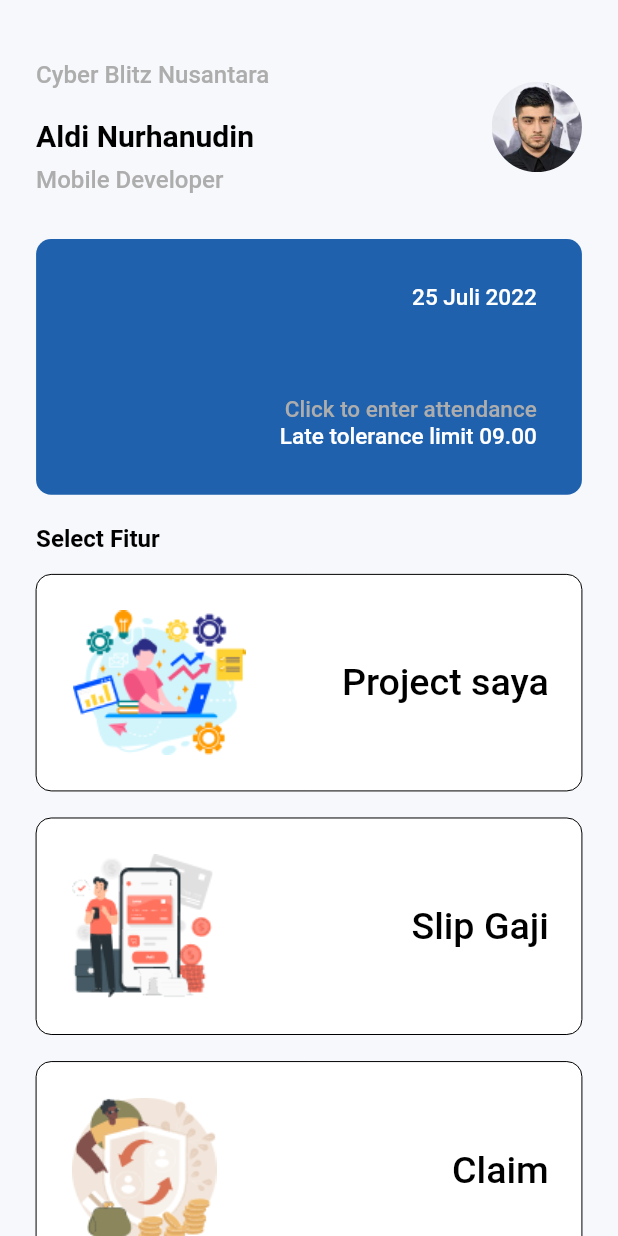
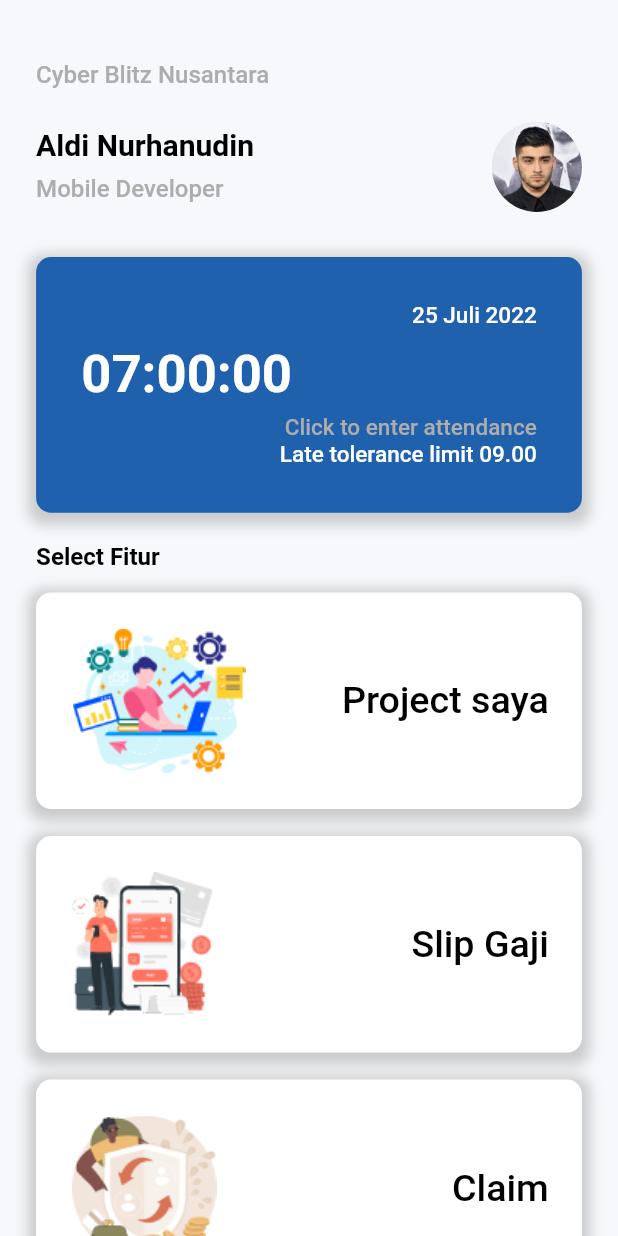
Before and after one commit to aldinurhanudin/Hccapp, a Flutter app: the HomePage screen opened directly, on a phone screen of 412 x 824 dp. Run offline on Flutter 3.47's test engine with Material 2 defaults, Android fonts, the phone set to English and light mode, and no system bars; our stand-ins replace bloc, equatable, flutter_bloc, font_awesome_flutter, get, google_fonts and 2 more.

Commit message:
Perbaikan Homepage

```diff
--- a/hccapp/lib/ui/widgets/absen_card.dart
+++ b/hccapp/lib/ui/widgets/absen_card.dart
@@ -13,6 +13,14 @@ class AbsenCard extends StatelessWidget {
       ),
       padding: const EdgeInsets.all(30),
       decoration: BoxDecoration(
+        boxShadow: [
+          BoxShadow(
+            color: Colors.grey.withOpacity(0.5),
+            spreadRadius: 5,
+            blurRadius: 7,
+            offset: Offset(0, 3), // changes position of shadow
+          ),
+        ],
         borderRadius: BorderRadius.circular(10),
         image: DecorationImage(
           fit: BoxFit.cover,
@@ -30,8 +38,19 @@ class AbsenCard extends StatelessWidget {
               fontSize: 15,
             ),
           ),
-          const SizedBox(
-            height: 56,
+          SizedBox(
+            height: 10,
+          ),
+          Row(
+            children: [
+              Text('07:00:00',
+                  style: whiteTextFontBigBold.copyWith(
+                    fontSize: 35,
+                  )),
+            ],
+          ),
+          SizedBox(
+            height: 5,
           ),
           Text(
             'Click to enter attendance',
--- a/hccapp/lib/ui/widgets/fitur_item.dart
+++ b/hccapp/lib/ui/widgets/fitur_item.dart
@@ -20,12 +20,16 @@ class FiturItem extends StatelessWidget {
       ),
       padding: const EdgeInsets.all(22),
       decoration: BoxDecoration(
+        boxShadow: [
+          BoxShadow(
+            color: Colors.grey.withOpacity(0.5),
+            spreadRadius: 5,
+            blurRadius: 7,
+            offset: Offset(0, 3), // changes position of shadow
+          ),
+        ],
         borderRadius: BorderRadius.circular(10),
         color: whiteColor,
-        border: Border.all(
-          width: 0,
-          // color: isSelected ? mainColor : whiteColor,
-        ),
       ),
       child: GestureDetector(
         onTap: () async {
--- a/hccapp/lib/ui/widgets/profile_widgets.dart
+++ b/hccapp/lib/ui/widgets/profile_widgets.dart
@@ -9,10 +9,7 @@ class ProfileWidgets extends StatelessWidget {
       margin: const EdgeInsets.only(
         top: 40,
       ),
-      child: Row(
-        mainAxisAlignment: MainAxisAlignment.spaceBetween,
-        children: [
-          Column(
+      child: Column(
         crossAxisAlignment: CrossAxisAlignment.start,
         children: [
           Text(
@@ -21,6 +18,12 @@ class ProfileWidgets extends StatelessWidget {
               fontSize: 16,
             ),
           ),
+          Row(
+            mainAxisAlignment: MainAxisAlignment.spaceBetween,
+            children: [
+              Column(
+                crossAxisAlignment: CrossAxisAlignment.start,
+                children: [
                   SizedBox(
                     height: 20,
                   ),
@@ -41,13 +44,24 @@ class ProfileWidgets extends StatelessWidget {
                   ),
                 ],
               ),
+              Column(
+                crossAxisAlignment: CrossAxisAlignment.start,
+                children: [
+                  SizedBox(
+                    height: 22,
+                  ),
                   Container(
                     width: 60,
                     height: 60,
                     decoration: const BoxDecoration(
                       shape: BoxShape.circle,
-              image: DecorationImage(image: AssetImage('assets/zayn.jpg')),
+                      image:
+                          DecorationImage(image: AssetImage('assets/zayn.jpg')),
                     ),
+                  ),
+                ],
+              ),
+            ],
           ),
         ],
       ),
--- a/hccapp/lib/ui/widgets/widgets.dart
+++ b/hccapp/lib/ui/widgets/widgets.dart
@@ -1,4 +1,5 @@
 import 'package:flutter/cupertino.dart';
+import 'package:flutter/material.dart';
 import 'package:flutter/src/foundation/key.dart';
 import 'package:flutter/src/widgets/framework.dart';
 import 'package:get/get_core/get_core.dart';
```
Lines whose indentation alone changed are shown as unchanged.
